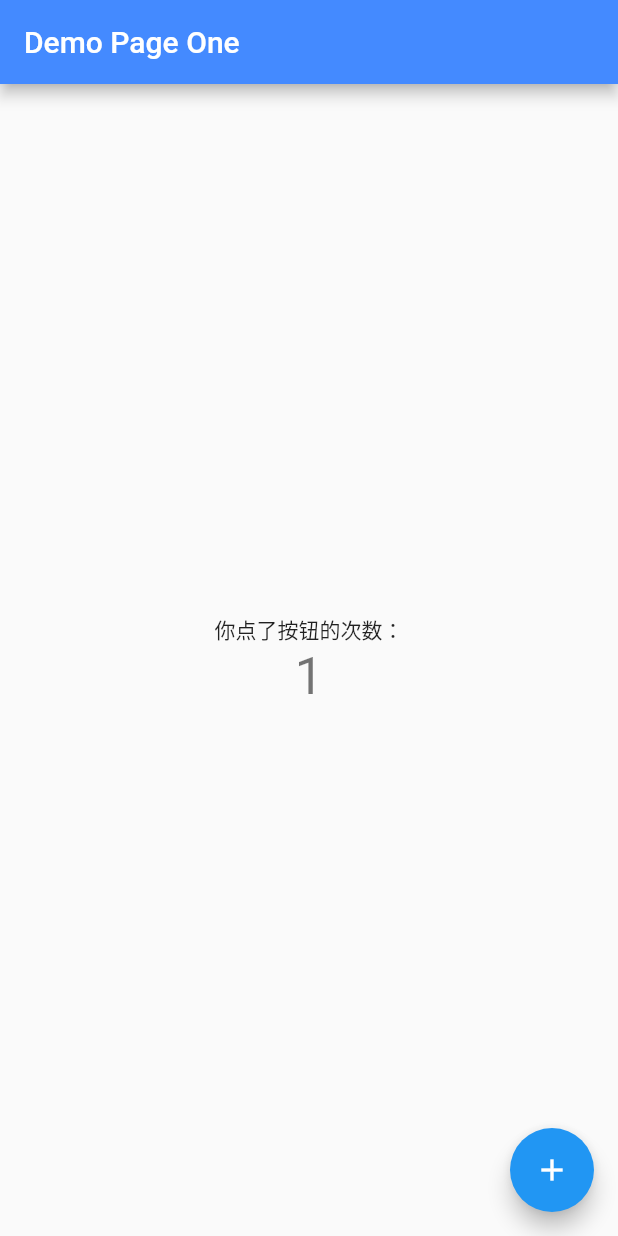
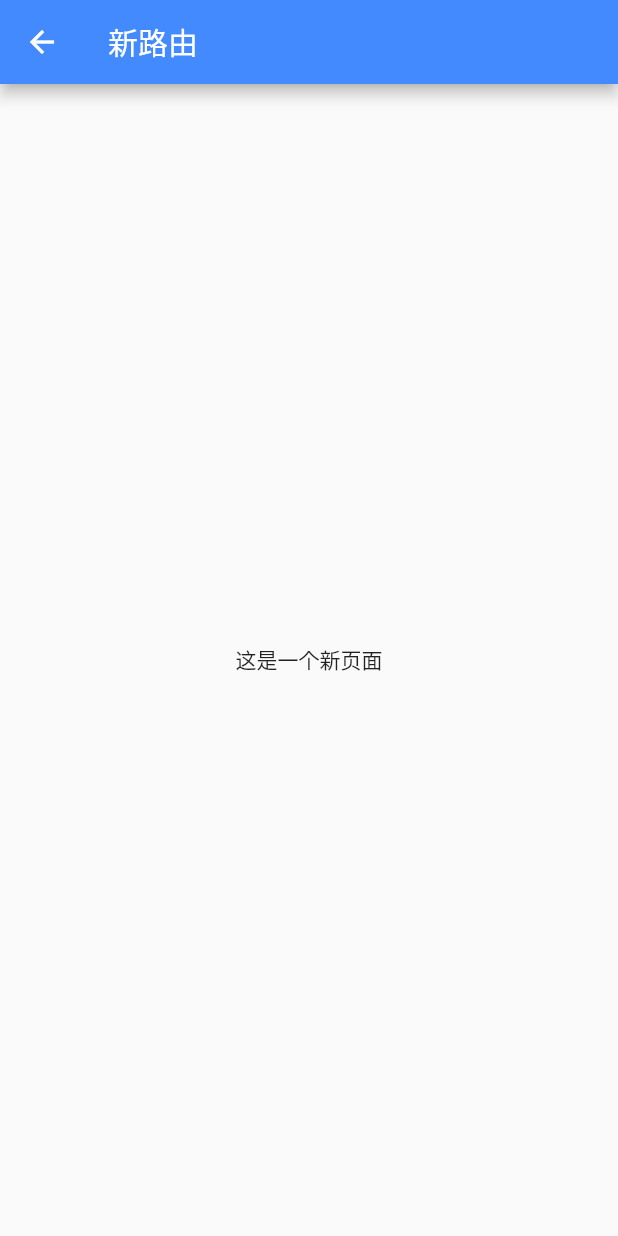
Before and after one commit to xiaojieonly/MyFirstFlutterApp, a Flutter app: the screen it shows after launch, after a tap on the "add" icon, on a phone screen of 412 x 824 dp. Run offline on Flutter 3.47's test engine with Material 2 defaults, Android fonts, the phone set to English and light mode, and no system bars.

Commit message:
默认的

```diff
--- a/lib/main.dart
+++ b/lib/main.dart
@@ -55,10 +55,32 @@ class _MyHomePageState extends State<MyHomePage>{
         ),
       ),
       floatingActionButton: new FloatingActionButton(
-        onPressed: _incrementCounter,
+        onPressed: (){
+          Navigator.push(context, MaterialPageRoute(
+            builder: (context){
+              return NewRoute();
+            }
+          ));
+        },
         tooltip: '增加',
         child: new Icon(Icons.add),
       ),
     );
   }
 }
+
+
+class NewRoute extends StatelessWidget{
+  @override
+  Widget build(BuildContext context) {
+    return Scaffold(
+      appBar: AppBar(
+        title: Text('新路由'),
+      ),
+      body: Center(
+        child: Text('这是一个新页面'),
+      ),
+    );
+  }
+
+}
```
Also changed, not shown: pubspec.lock, 6 other files.
